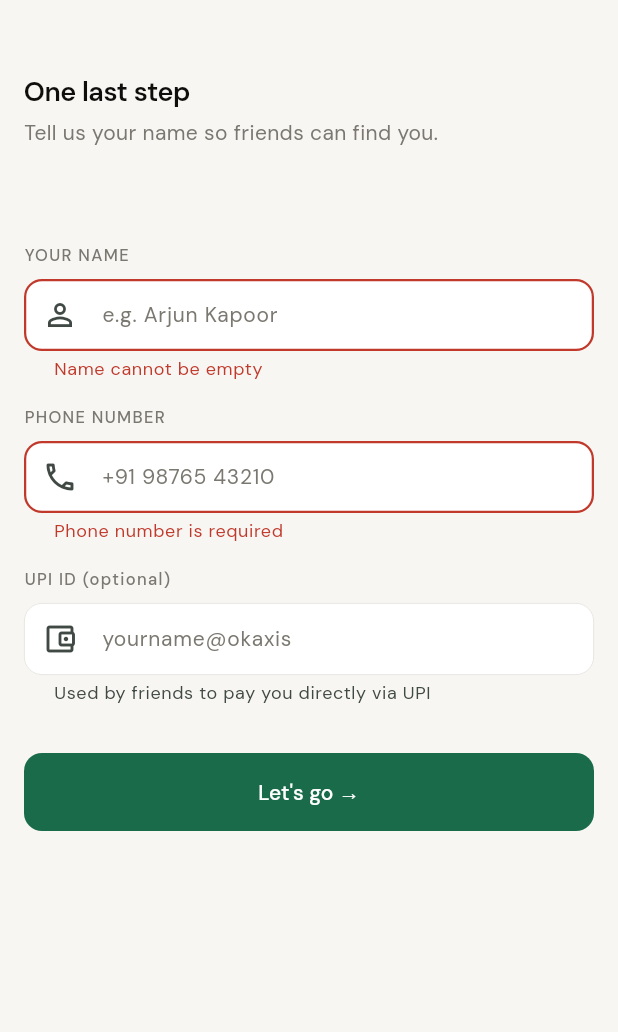
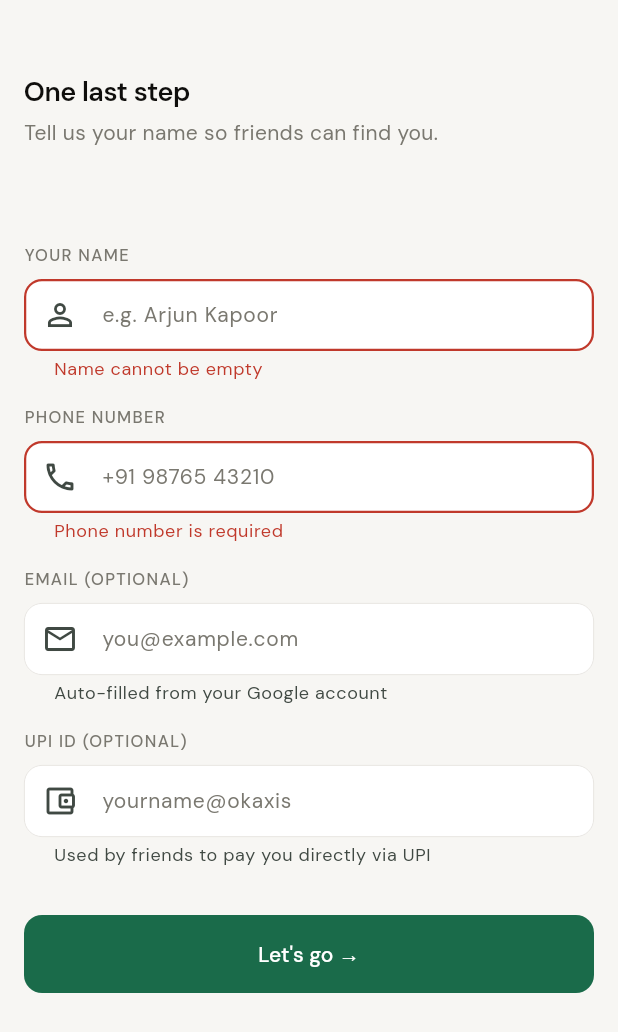
Before and after one commit to yvishi/SplitSmart, a Flutter app: the CompleteProfileScreen screen opened by its route, after a tap on an icon or button, on a phone screen of 412 x 824 dp. Shown: the top 1032 px of the screen. Run offline on Flutter 3.47's test engine with Material 3 defaults, Android fonts, the phone set to English and light mode, and no system bars; our stand-ins replace camera, cloud_firestore, firebase_auth, firebase_core, flutter_riverpod, go_router and 3 more; missing offline and left inert: google_mlkit_text_recognition; accounts and stored records are empty; generated files the repository leaves out were written again.

Commit message:
feat: implement user profile management screen with profile data models and repository functionality

```diff
--- a/lib/features/auth/complete_profile_screen.dart
+++ b/lib/features/auth/complete_profile_screen.dart
@@ -10,7 +10,12 @@ import 'auth_notifier.dart';
 import 'user_repository.dart';
 
 /// Shown after first sign-in when no Firestore profile exists yet.
-/// Collects: Display name (required) + phone (required for Google users) + UPI VPA (optional).
+///
+/// Fields:
+///  - Name (required, all users)
+///  - Phone (required for Google users; auto-set for OTP users)
+///  - Email (optional for all users; auto-filled for Google users)
+///  - UPI VPA (optional)
 class CompleteProfileScreen extends ConsumerStatefulWidget {
   const CompleteProfileScreen({super.key});
 
@@ -24,19 +29,32 @@ class _CompleteProfileScreenState
   final _formKey = GlobalKey<FormState>();
   final _nameCtrl = TextEditingController();
   final _phoneCtrl = TextEditingController();
+  final _emailCtrl = TextEditingController();
   final _upiCtrl = TextEditingController();
   bool _saving = false;
   String? _error;
 
-  /// True when the user signed in via Google (no phone number from Firebase Auth).
-  bool get _isGoogleUser =>
-      FirebaseAuth.instance.currentUser?.phoneNumber == null ||
-      FirebaseAuth.instance.currentUser!.phoneNumber!.isEmpty;
+  /// True when signed in via Google/email (no Firebase phone number).
+  bool get _isGoogleUser {
+    final phone = FirebaseAuth.instance.currentUser?.phoneNumber;
+    return phone == null || phone.isEmpty;
+  }
+
+  @override
+  void initState() {
+    super.initState();
+    // Auto-fill email for Google users
+    final user = FirebaseAuth.instance.currentUser;
+    if (user != null && _isGoogleUser) {
+      _emailCtrl.text = user.email ?? '';
+    }
+  }
 
   @override
   void dispose() {
     _nameCtrl.dispose();
     _phoneCtrl.dispose();
+    _emailCtrl.dispose();
     _upiCtrl.dispose();
     super.dispose();
   }
@@ -49,8 +67,7 @@ class _CompleteProfileScreenState
 
     final user = FirebaseAuth.instance.currentUser!;
     try {
-      // Phone users already have their number from OTP auth.
-      // Google users enter it manually in the form.
+      // Phone: OTP users use Firebase Auth phone; Google users enter manually.
       String phone;
       if (_isGoogleUser) {
         final raw = _phoneCtrl.text.trim();
@@ -59,10 +76,14 @@ class _CompleteProfileScreenState
         phone = user.phoneNumber!;
       }
 
+      // Email: use manually entered value (or auto-filled Google email)
+      final email = _emailCtrl.text.trim();
+
       await UserRepository.createProfile(
         uid: user.uid,
         name: _nameCtrl.text.trim(),
         phone: phone,
+        email: email,
         upiVpa: _upiCtrl.text.trim(),
       );
       await ref.read(authNotifierProvider.notifier).profileCreated();
@@ -97,7 +118,7 @@ class _CompleteProfileScreenState
               ),
               const SizedBox(height: Spacing.xl * 2),
 
-              // ── Name ────────────────────────────────────────────────────
+              // ── Name (required) ──────────────────────────────────────────
               Text('YOUR NAME', style: AppTextStyles.overline()),
               const SizedBox(height: Spacing.sm),
               TextFormField(
@@ -116,14 +137,16 @@ class _CompleteProfileScreenState
               ),
               const SizedBox(height: Spacing.base),
 
-              // ── Phone (Google users only) ────────────────────────────────
+              // ── Phone (required for Google users only) ───────────────────
               if (_isGoogleUser) ...[
                 Text('PHONE NUMBER', style: AppTextStyles.overline()),
                 const SizedBox(height: Spacing.sm),
                 TextFormField(
                   controller: _phoneCtrl,
                   keyboardType: TextInputType.phone,
-                  inputFormatters: [FilteringTextInputFormatter.allow(RegExp(r'[\d+]'))],
+                  inputFormatters: [
+                    FilteringTextInputFormatter.allow(RegExp(r'[\d+]'))
+                  ],
                   style: AppTextStyles.body(),
                   decoration: const InputDecoration(
                     hintText: '+91 98765 43210',
@@ -131,7 +154,9 @@ class _CompleteProfileScreenState
                     helperText: 'Friends can find you by this number',
                   ),
                   validator: (v) {
-                    if (v == null || v.trim().isEmpty) return 'Phone number is required';
+                    if (v == null || v.trim().isEmpty) {
+                      return 'Phone number is required';
+                    }
                     final digits = v.replaceAll(RegExp(r'\D'), '');
                     if (digits.length < 10) return 'Enter a valid phone number';
                     return null;
@@ -140,8 +165,30 @@ class _CompleteProfileScreenState
                 const SizedBox(height: Spacing.base),
               ],
 
-              // ── UPI VPA ─────────────────────────────────────────────────
-              Text('UPI ID (optional)', style: AppTextStyles.overline()),
+              // ── Email (optional, auto-filled for Google users) ───────────
+              Text('EMAIL (OPTIONAL)', style: AppTextStyles.overline()),
+              const SizedBox(height: Spacing.sm),
+              TextFormField(
+                controller: _emailCtrl,
+                // Read-only for Google users (already auto-filled from their account)
+                readOnly: _isGoogleUser && _emailCtrl.text.isNotEmpty,
+                keyboardType: TextInputType.emailAddress,
+                style: AppTextStyles.body(),
+                decoration: InputDecoration(
+                  hintText: 'you@example.com',
+                  prefixIcon: const Icon(Icons.email_outlined),
+                  helperText: _isGoogleUser ? 'Auto-filled from your Google account' : null,
+                ),
+                validator: (v) {
+                  if (v == null || v.trim().isEmpty) return null; // optional
+                  if (!v.contains('@')) return 'Enter a valid email';
+                  return null;
+                },
+              ),
+              const SizedBox(height: Spacing.base),
+
+              // ── UPI VPA (optional) ───────────────────────────────────────
+              Text('UPI ID (OPTIONAL)', style: AppTextStyles.overline()),
               const SizedBox(height: Spacing.sm),
               TextFormField(
                 controller: _upiCtrl,
@@ -188,6 +235,7 @@ class _CompleteProfileScreenState
                       : const Text('Let\'s go →'),
                 ),
               ),
+              const SizedBox(height: Spacing.xl),
             ],
           ),
         ),
--- a/lib/features/auth/user_repository.dart
+++ b/lib/features/auth/user_repository.dart
@@ -30,12 +30,14 @@ class UserRepository {
     required String uid,
     required String name,
     required String phone,
+    String email = '',
     String upiVpa = '',
   }) async {
     await _doc(uid).set(AppUser(
       uid: uid,
       name: name,
       phone: phone,
+      email: email,
       upiVpa: upiVpa,
       createdAt: DateTime.now(),
       groupIds: [],
@@ -44,10 +46,12 @@ class UserRepository {
 
   /// Update mutable fields on an existing profile.
   static Future<void> updateProfile(
-      String uid, {String? name, String? upiVpa}) async {
+      String uid, {String? name, String? upiVpa, String? phone, String? email}) async {
     final updates = <String, dynamic>{};
     if (name != null) updates['name'] = name;
     if (upiVpa != null) updates['upiVpa'] = upiVpa;
+    if (phone != null) updates['phone'] = phone;
+    if (email != null) updates['email'] = email;
     if (updates.isEmpty) return;
     await _doc(uid).update(updates);
   }
--- a/lib/shared/models/expense.dart
+++ b/lib/shared/models/expense.dart
@@ -134,7 +134,7 @@ class Expense {
         // Sum items assigned to this uid
         return items
             .where((item) => item.assignedUids.contains(uid))
-            .fold(0.0, (sum, item) => sum + item.price * item.quantity);
+            .fold(0.0, (sum, item) => sum + item.price);
     }
   }
 
--- a/lib/shared/models/user.dart
+++ b/lib/shared/models/user.dart
@@ -4,6 +4,7 @@ class AppUser {
   final String uid;
   final String name;
   final String phone;       // +91XXXXXXXXXX
+  final String email;       // optional — auto-filled for Google users
   final String upiVpa;      // user@okaxis (empty until set)
   final DateTime createdAt;
   final List<String> groupIds;    // denormalized for home screen
@@ -13,6 +14,7 @@ class AppUser {
     required this.uid,
     required this.name,
     required this.phone,
+    this.email = '',
     required this.upiVpa,
     required this.createdAt,
     required this.groupIds,
@@ -25,6 +27,7 @@ class AppUser {
       uid: doc.id,
       name: d['name'] as String? ?? 'Unnamed',
       phone: d['phone'] as String? ?? '',
+      email: d['email'] as String? ?? '',
       upiVpa: d['upiVpa'] as String? ?? '',
       createdAt: (d['createdAt'] as Timestamp?)?.toDate() ?? DateTime.now(),
       groupIds: List<String>.from(d['groupIds'] as List? ?? []),
@@ -35,6 +38,7 @@ class AppUser {
   Map<String, dynamic> toMap() => {
         'name': name,
         'phone': phone,
+        'email': email,
         'upiVpa': upiVpa,
         'createdAt': Timestamp.fromDate(createdAt),
         'groupIds': groupIds,
@@ -43,6 +47,7 @@ class AppUser {
 
   AppUser copyWith({
     String? name,
+    String? email,
     String? upiVpa,
     List<String>? groupIds,
   }) =>
@@ -50,9 +55,11 @@ class AppUser {
         uid: uid,
         name: name ?? this.name,
         phone: phone,
+        email: email ?? this.email,
         upiVpa: upiVpa ?? this.upiVpa,
         createdAt: createdAt,
         groupIds: groupIds ?? this.groupIds,
+        contactUids: contactUids,
       );
 
   /// Deterministic avatar color index (0-7) based on name hash.
```
Also changed, not shown: lib/features/profile/profile_screen.dart (+67 -0 lines).
